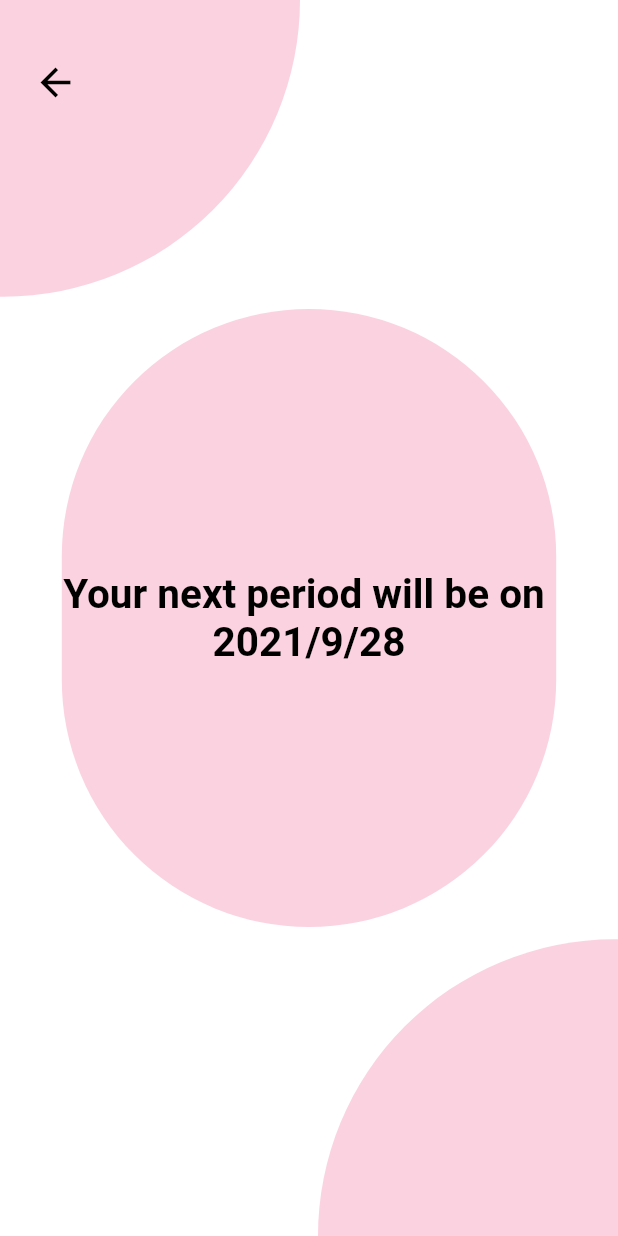
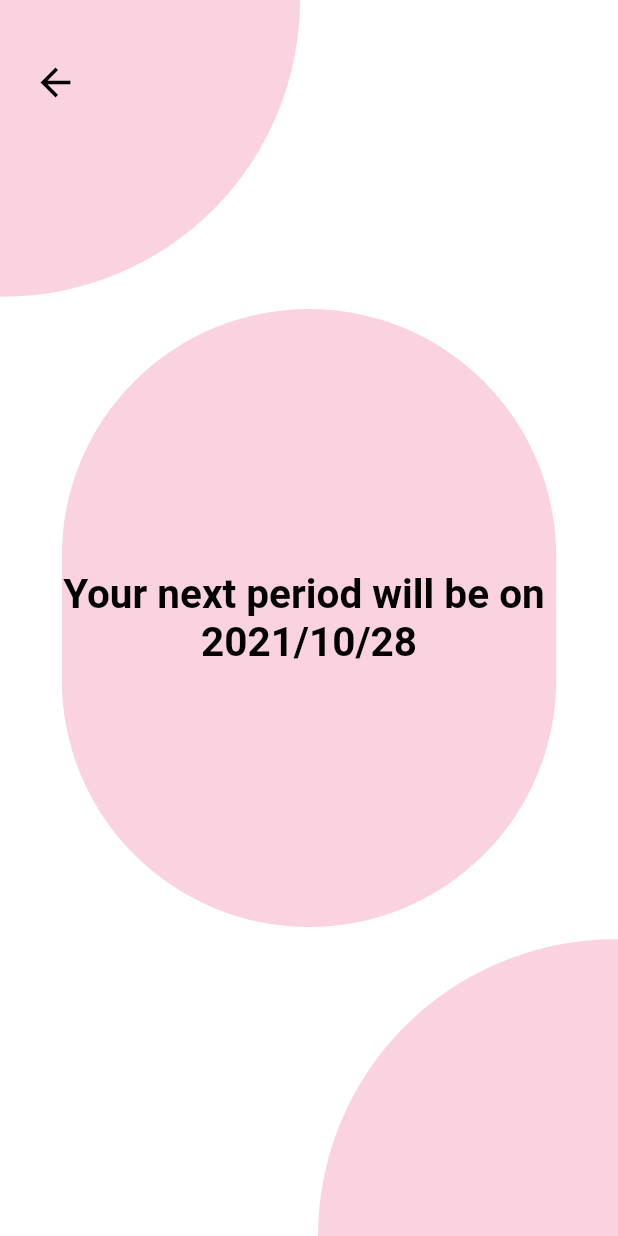
Before and after one commit to ahmedkubur/Pregnancy-and-period-app, a Flutter app: the PeriodResult screen opened directly, on a phone screen of 412 x 824 dp. Run offline on Flutter 3.47's test engine with Material 2 defaults, Android fonts, the phone set to English and light mode, and no system bars; our stand-ins replace bloc, flutter_bloc, flutter_svg.

Commit message:
finshed app

```diff
--- a/lib/main.dart
+++ b/lib/main.dart
@@ -1,10 +1,13 @@
 import 'package:flutter/material.dart';
+import 'package:flutter/services.dart';
 import 'package:period_and_pregnancy_app/pages/homepage.dart';
 import 'package:period_and_pregnancy_app/provider/period_provider.dart';
 import 'package:period_and_pregnancy_app/provider/pregnancy_provider.dart';
 import 'package:provider/provider.dart';
 
 void main() {
+  WidgetsFlutterBinding.ensureInitialized();
+  SystemChrome.setPreferredOrientations([DeviceOrientation.portraitUp]);
   runApp(MyApp());
 }
 
--- a/lib/provider/period_provider.dart
+++ b/lib/provider/period_provider.dart
@@ -1,7 +1,7 @@
 import 'package:flutter/material.dart';
 
 class PeriodProvider with ChangeNotifier {
-  DateTime _periodDate = DateTime.now();
+  DateTime _periodDate = DateTime.now().add(Duration(days: 30));
 
   DateTime get periodDate => _periodDate;
 
--- a/lib/provider/pregnancy_provider.dart
+++ b/lib/provider/pregnancy_provider.dart
@@ -1,8 +1,8 @@
 import 'package:flutter/material.dart';
 
 class PregnancyProvider with ChangeNotifier {
-  DateTime _periodDate1 = DateTime.now();
-  DateTime _periodDate2 = DateTime.now();
+  DateTime _periodDate1 = DateTime.now().add(Duration(days: 15));
+  DateTime _periodDate2 = DateTime.now().add(Duration(days: 30));
 
   DateTime get date1 => _periodDate1;
   DateTime get date2 => _periodDate2;
--- a/pubspec.yaml
+++ b/pubspec.yaml
@@ -32,6 +32,7 @@ dependencies:
   flutter_bloc: ^0.17.0
   equatable: ^0.2.6
   provider: ^4.0.1
+  rename: 1.3.1
 
 dev_dependencies:
   flutter_test:
```
Also changed, not shown: pubspec.lock, 11 other files.
